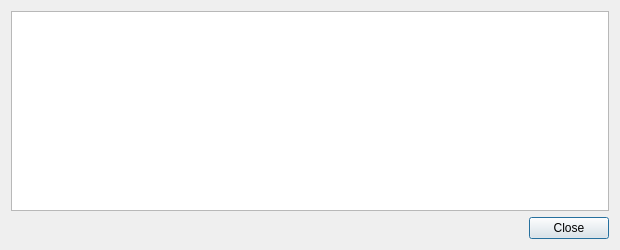
Old version of the form src/qt/forms/transactiondescdialog.ui in the repository dragononcrypto/scashcpp.
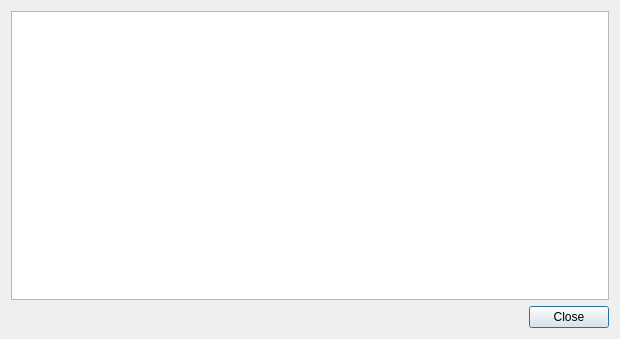
New version of the form.

```diff
--- a/src/qt/forms/transactiondescdialog.ui
+++ b/src/qt/forms/transactiondescdialog.ui
@@ -7,7 +7,7 @@
     <x>0</x>
     <y>0</y>
     <width>620</width>
-    <height>250</height>
+    <height>339</height>
    </rect>
   </property>
   <property name="windowTitle">
```
